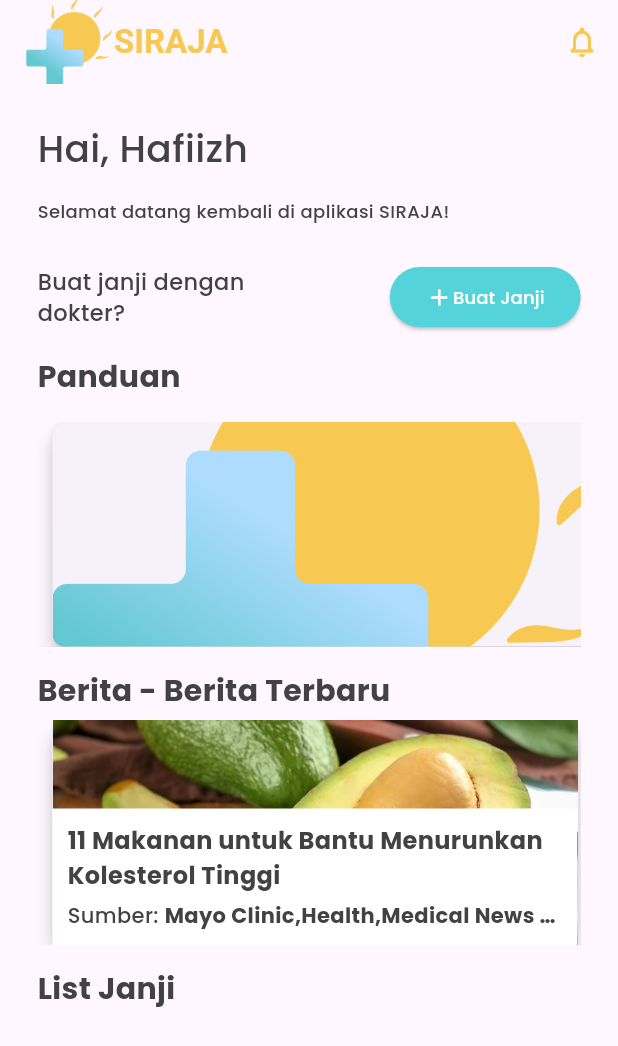
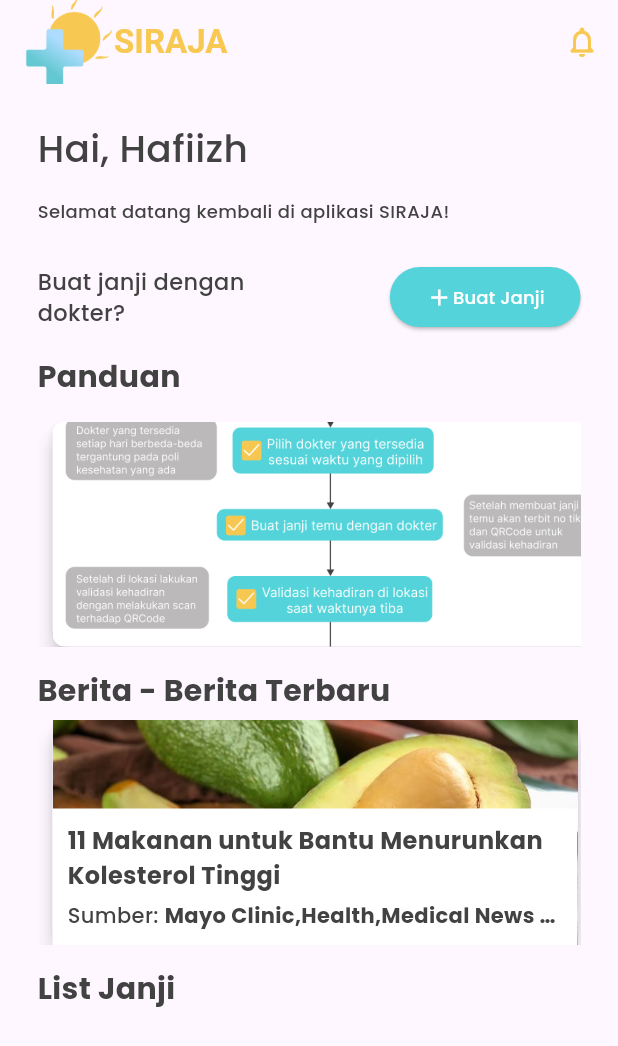
Before and after one commit to FITurnip/tubes_provis, a Flutter app: the Home screen opened directly, on a phone screen of 412 x 824 dp. Shown: the top 1046 px of the screen. Run offline on Flutter 3.47's test engine with Material 3 defaults, Android fonts, the phone set to English and light mode, and no system bars; our stand-ins replace flutter_svg, flutter_svg_provider, google_fonts, image_picker, qr_flutter, shared_preferences and 1 more; accounts and stored records are empty; network calls fail.

Commit message:
Menambahkan foto panduan

```diff
--- a/lib/Pages/home.dart
+++ b/lib/Pages/home.dart
@@ -215,7 +215,7 @@ class HomeContent extends StatelessWidget {
                 children: <Widget>[
                   _buildGuideCard(
                     context,
-                    'assets/img/Logo.png',
+                    'assets/img/Alur.png',
                   ),
                   // Tambahkan lebih banyak kartu panduan jika diperlukan
                 ],
```
